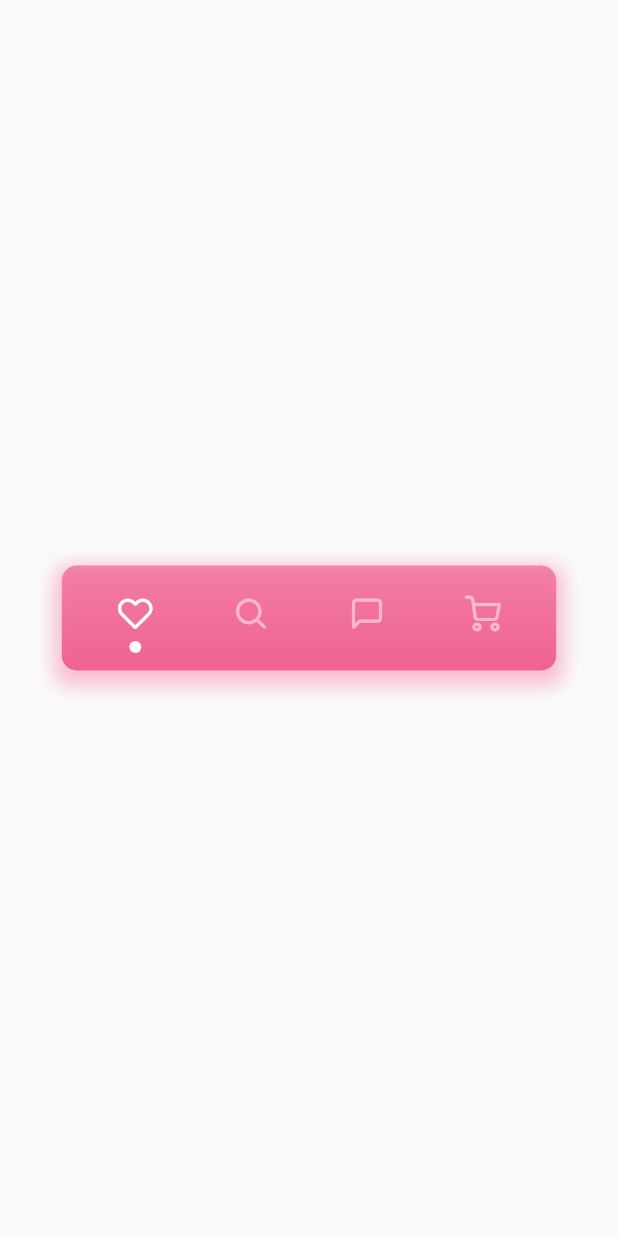
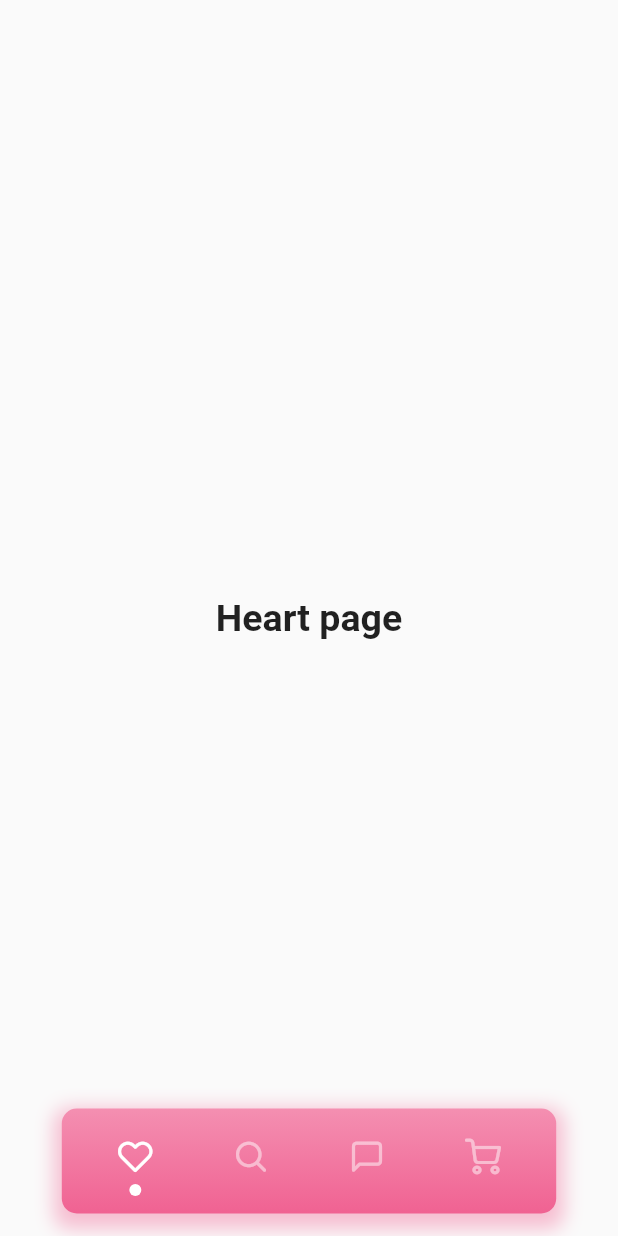
Before and after one commit to Bernardi23/HeartBeatAppBar, a Flutter app: the screen it shows after launch, on a phone screen of 412 x 824 dp. Run offline on Flutter 3.47's test engine with Material 2 defaults, Android fonts, the phone set to English and light mode, and no system bars.

Commit message:
Added bottomNavigationBar suport,  fully opaque colors, routing support

```diff
--- a/lib/components/HeartBeatAppBar/heartBeatAppBar.dart
+++ b/lib/components/HeartBeatAppBar/heartBeatAppBar.dart
@@ -2,14 +2,19 @@ import 'package:flutter/material.dart';
 
 // HeartBeat Painter
 import 'heartBeatPainter.dart';
+import '../../pages/heartBeatPage.dart';
 
 class HeartBeatAppBar extends StatelessWidget {
+  final int from, to;
+
+  HeartBeatAppBar({this.from, @required this.to});
+
   @override
   Widget build(BuildContext context) {
     return Container(
       decoration: BoxDecoration(
         gradient: LinearGradient(colors: <Color>[
-          Colors.pink[300].withOpacity(0.7),
+          Colors.pink[200],
           Colors.pink[300],
         ], begin: Alignment.topCenter, end: Alignment.bottomCenter),
         borderRadius: BorderRadius.all(Radius.circular(10)),
@@ -23,24 +28,31 @@ class HeartBeatAppBar extends StatelessWidget {
         ],
       ),
       padding: EdgeInsets.all(MediaQuery.of(context).size.width * 0.025),
-      width: MediaQuery.of(context).size.width * 0.8,
+      margin: EdgeInsets.fromLTRB(MediaQuery.of(context).size.width * 0.1, 0, MediaQuery.of(context).size.width * 0.1, 15),
       height: 70.0,
-      child: new HeartBeatAppBarContent(MediaQuery.of(context).size),
+      child: new HeartBeatAppBarContent(
+        MediaQuery.of(context).size,
+        from: this.from == null ? this.to : this.from,
+        to: to,
+      ),
     );
   }
 }
 
 class HeartBeatAppBarContent extends StatefulWidget {
   final Size device;
+  // Starting Activated Icon
+  final int from;
+  // Icon that the Strating Activated Icon will be animated to
+  final int to;
 
-  HeartBeatAppBarContent(this.device);
+  HeartBeatAppBarContent(this.device, {@required this.from, this.to});
 
   @override
   _HeartBeatAppBarContentState createState() => _HeartBeatAppBarContentState();
 }
 
-class _HeartBeatAppBarContentState extends State<HeartBeatAppBarContent>
-    with SingleTickerProviderStateMixin {
+class _HeartBeatAppBarContentState extends State<HeartBeatAppBarContent> with SingleTickerProviderStateMixin {
   AnimationController _animationController;
   Animation<double> _activatingOpacity;
   Animation<double> _deactivatingOpacity;
@@ -51,8 +63,9 @@ class _HeartBeatAppBarContentState extends State<HeartBeatAppBarContent>
 
   List<double> _positions = [0, 0, 0, 0, 0];
 
-  Opacity fadableIcon(IconData icon, int index) {
-    if (index == _activated) {
+  Opacity fadableIcon(final IconData icon, final int index) {
+    // Will animate the opacity from 1.0 to 0.5
+    if (index == _activated)
       return Opacity(
         opacity: _deactivatingOpacity.value,
         child: Icon(
@@ -60,7 +73,9 @@ class _HeartBeatAppBarContentState extends State<HeartBeatAppBarContent>
           color: Colors.white,
         ),
       );
-    } else if (index == _nextActivated) {
+
+    // Will animate the opacity from 0.5 to 1.0
+    if (index == _nextActivated)
       return Opacity(
         opacity: _activatingOpacity.value,
         child: Icon(
@@ -68,7 +83,8 @@ class _HeartBeatAppBarContentState extends State<HeartBeatAppBarContent>
           color: Colors.white,
         ),
       );
-    } else {
+
+    // Default returns the icon with opacity 0.5
     return Opacity(
       opacity: 0.5,
       child: Icon(
@@ -78,16 +94,16 @@ class _HeartBeatAppBarContentState extends State<HeartBeatAppBarContent>
       ),
     );
   }
-  }
 
   void _startAnimation(int newActivated) {
     if (!_animationController.isAnimating && newActivated != _activated) {
+      // Calculates new animation duration depending on how distant the 2 icons are
+      // from each other
       int animationDuration = 700 + ((newActivated - _activated).abs()) * 100;
+
       _animationController.duration = Duration(milliseconds: animationDuration);
 
-      setState(() {
-        _nextActivated = newActivated;
-      });
+      setState(() => _nextActivated = newActivated);
 
       _animationController.forward();
 
@@ -103,6 +119,24 @@ class _HeartBeatAppBarContentState extends State<HeartBeatAppBarContent>
     }
   }
 
+  navigateToScreen(
+    BuildContext context, {
+    int from,
+    @required int to,
+    Widget nextPageBody,
+  }) async {
+    await Navigator.push(
+      context,
+      PageRouteBuilder(pageBuilder: (context, _, __) => HeartBeatPage(body: nextPageBody, from: from, to: to)),
+    );
+
+    // In case the page gets popped, this will allow the animation to happen backwards.
+    setState(() {
+      _activated = to;
+    });
+    _startAnimation(widget.to);
+  }
+
   @override
   void initState() {
     super.initState();
@@ -115,7 +149,7 @@ class _HeartBeatAppBarContentState extends State<HeartBeatAppBarContent>
       widget.device.width * 0.662,
     ];
 
-    _activated = 1;
+    _activated = widget.from;
     _nextActivated = 0;
 
     _animationController = AnimationController(
@@ -145,11 +179,16 @@ class _HeartBeatAppBarContentState extends State<HeartBeatAppBarContent>
       ),
     );
 
-    _heartBeatAnimation =
-        Tween<double>(begin: 0.0, end: 1.0).animate(CurvedAnimation(
+    _heartBeatAnimation = Tween<double>(begin: 0.0, end: 1.0).animate(
+      CurvedAnimation(
         parent: _animationController,
         curve: Curves.easeInOut,
-    ));
+      ),
+    );
+
+    if (!(widget.from == null)) {
+      _startAnimation(widget.to);
+    }
   }
 
   @override
@@ -168,7 +207,7 @@ class _HeartBeatAppBarContentState extends State<HeartBeatAppBarContent>
       children: <Widget>[
         AnimatedBuilder(
           animation: _animationController,
-          builder: (context, child) {
+          builder: (BuildContext context, Widget child) {
             return Row(
               mainAxisSize: MainAxisSize.max,
               mainAxisAlignment: MainAxisAlignment.spaceAround,
@@ -176,7 +215,7 @@ class _HeartBeatAppBarContentState extends State<HeartBeatAppBarContent>
               children: <Widget>[
                 GestureDetector(
                   onTapUp: (details) {
-                    _startAnimation(1);
+                    navigateToScreen(context, from: _activated, to: 1, nextPageBody: HeartBeatPage.defaultPages[1]);
                   },
                   child: Container(
                     padding: const EdgeInsets.all(10),
@@ -188,32 +227,38 @@ class _HeartBeatAppBarContentState extends State<HeartBeatAppBarContent>
                 ),
                 GestureDetector(
                   onTapUp: (details) {
-                    _startAnimation(2);
+                    navigateToScreen(context, from: _activated, to: 2, nextPageBody: HeartBeatPage.defaultPages[2]);
                   },
                   child: Container(
                     padding: const EdgeInsets.all(10),
-                    child:
-                        fadableIcon(IconData(0xe8bd, fontFamily: 'Feather'), 2),
+                    child: fadableIcon(
+                      IconData(0xe8bd, fontFamily: 'Feather'),
+                      2,
+                    ),
                   ),
                 ),
                 GestureDetector(
                   onTapUp: (details) {
-                    _startAnimation(3);
+                    navigateToScreen(context, from: _activated, to: 3, nextPageBody: HeartBeatPage.defaultPages[3]);
                   },
                   child: Container(
                     padding: const EdgeInsets.all(10),
-                    child:
-                        fadableIcon(IconData(0xe891, fontFamily: 'Feather'), 3),
+                    child: fadableIcon(
+                      IconData(0xe891, fontFamily: 'Feather'),
+                      3,
+                    ),
                   ),
                 ),
                 GestureDetector(
                   onTapUp: (details) {
-                    _startAnimation(4);
+                    navigateToScreen(context, from: _activated, to: 4, nextPageBody: HeartBeatPage.defaultPages[4]);
                   },
                   child: Container(
                     padding: const EdgeInsets.all(10),
-                    child:
-                        fadableIcon(IconData(0xe905, fontFamily: 'Feather'), 4),
+                    child: fadableIcon(
+                      IconData(0xe905, fontFamily: 'Feather'),
+                      4,
+                    ),
                   ),
                 ),
               ],
@@ -232,3 +277,19 @@ class _HeartBeatAppBarContentState extends State<HeartBeatAppBarContent>
     );
   }
 }
+
+class NewPage extends StatelessWidget {
+  final int from, to;
+
+  NewPage({@required this.from, @required this.to});
+
+  @override
+  Widget build(BuildContext context) {
+    return Scaffold(
+      bottomNavigationBar: HeartBeatAppBar(to: to, from: from),
+      body: Center(
+        child: Text("hello world"),
+      ),
+    );
+  }
+}
--- a/lib/components/HeartBeatAppBar/heartBeatPainter.dart
+++ b/lib/components/HeartBeatAppBar/heartBeatPainter.dart
@@ -7,17 +7,11 @@ class HeartBeatPainter extends CustomPainter {
   double ending;
   Animation<double> animation;
 
-  double lerp(double v0, double v1, double t) {
-    return (1 - t) * v0 + t * v1;
-  }
+  double lerp(double v0, double v1, double t) => (1 - t) * v0 + t * v1;
 
-  double sigmoid(double x) {
-    return 0.5 * (sin(x * pi - pi / 2) + 1);
-  }
+  double sigmoid(double x) => 0.5 * (sin(x * pi - pi / 2) + 1);
 
-  double parabola(double x) {
-    return pow(((cos(x) + 1) / 2), 10);
-  }
+  double parabola(double x) => pow(((cos(x) + 1) / 2), 10);
 
   bool inversed;
   List<Offset> _points;
@@ -209,10 +203,10 @@ class HeartBeatPainter extends CustomPainter {
   void paint(Canvas canvas, Size size) {
     double percentage = _points.length * animation.value;
 
-    int start =
-        lerp(0, percentage, pow(sigmoid(pow(animation.value, 5)), 1)).floor();
+    int start = lerp(0, percentage, pow(sigmoid(pow(animation.value, 5)), 1)).floor();
 
     Path heartBeatPath = Path()..moveTo(_points[start].dx, 0);
+
     for (int i = start + 1; i < (percentage).round(); i++) {
       heartBeatPath.lineTo(_points[i].dx, _points[i].dy);
     }
--- a/lib/main.dart
+++ b/lib/main.dart
@@ -9,12 +9,11 @@ void main() => runApp(AnimatedAppBarApp());
 class AnimatedAppBarApp extends StatelessWidget {
   @override
   Widget build(BuildContext context) {
-    SystemChrome.setSystemUIOverlayStyle(SystemUiOverlayStyle.dark.copyWith(
-      statusBarColor: Colors.transparent, //or set color with: Color(0xFF0000FF)
-    ));
+    // Set Status bar transparent
+    SystemChrome.setSystemUIOverlayStyle(SystemUiOverlayStyle.dark.copyWith(statusBarColor: Colors.transparent));
     return MaterialApp(
       debugShowCheckedModeBanner: false,
-      home: HeartBeatPage(),
+      home: HeartBeatPage(from: 1, to: 1, body: HeartBeatPage.defaultPages[1]),
     );
   }
 }
--- a/lib/pages/heartBeatPage.dart
+++ b/lib/pages/heartBeatPage.dart
@@ -4,10 +4,66 @@ import 'package:flutter/material.dart';
 import '../components/HeartBeatAppBar/heartBeatAppBar.dart';
 
 class HeartBeatPage extends StatelessWidget {
+  static List<Widget> defaultPages = [
+    Container(),
+    Center(
+        child: Text(
+      "Heart page",
+      style: TextStyle(
+        fontWeight: FontWeight.bold,
+        fontSize: 25,
+      ),
+    )),
+    Center(
+        child: Text(
+      "Search page",
+      style: TextStyle(
+        fontWeight: FontWeight.bold,
+        fontSize: 25,
+      ),
+    )),
+    Center(
+        child: Text(
+      "Chat page",
+      style: TextStyle(
+        fontWeight: FontWeight.bold,
+        fontSize: 25,
+      ),
+    )),
+    Center(
+        child: Text(
+      "Cart page",
+      style: TextStyle(
+        fontWeight: FontWeight.bold,
+        fontSize: 25,
+      ),
+    )),
+  ];
+
+  /// Defines the body of the HeartBeatPage. In cases where it's null, it'll return a
+  /// centered text saying the current activated icon. This is necessary so we can have
+  /// the HeartBeatAppBar in all HeartBeatPages, and the animation in page transitions
+  /// can happen.
+  final Widget body;
+
+  /// Allow animations in between pages.
+  /// The { from } property represents the icon that was activated before. The { to }
+  /// property is the icon that'll be activated after the animation. Therefore if the
+  /// user clicks is in a page where icon 2 is selected and icon 1 gets clicked, th
+  /// { from } would be 2, and { to } would be 1, and the animation would happen.
+  final int from, to;
+
+  HeartBeatPage({this.from, @required this.to, this.body});
+
   @override
   Widget build(BuildContext context) {
     return Scaffold(
-      body: Center(child: HeartBeatAppBar()),
+      bottomNavigationBar: HeartBeatAppBar(
+        from: from == null ? this.to : from,
+        to: to,
+      ),
+      extendBody: true,
+      body: (body == null) ? HeartBeatPage.defaultPages[to] : body,
     );
   }
 }
```
Lines whose indentation alone changed are shown as unchanged.
